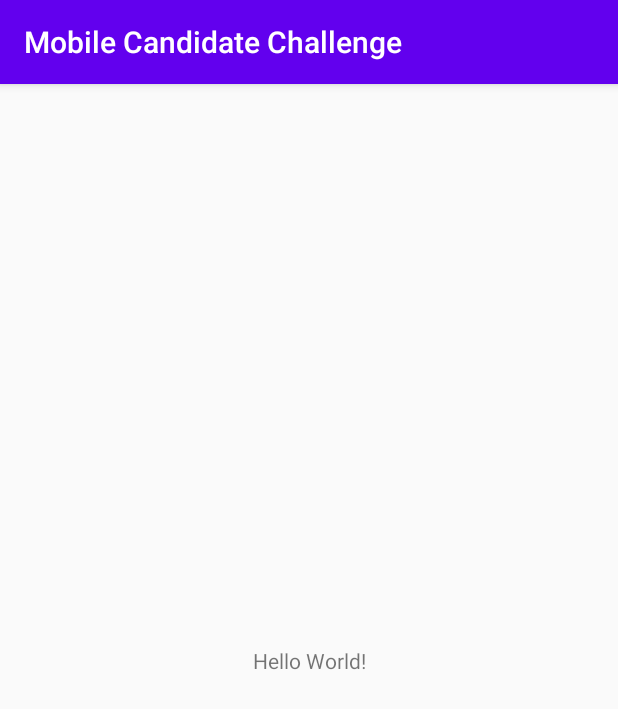
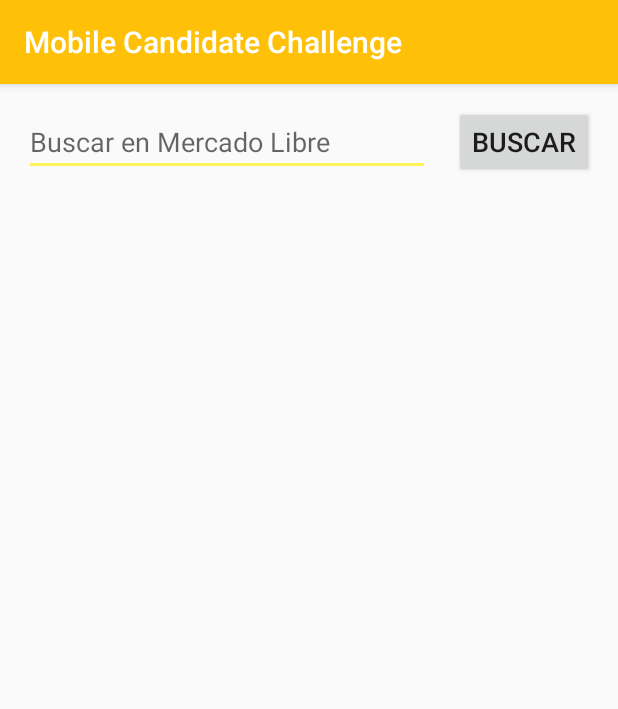
Before and after one commit to cobellisantiago/MobileCandidateChallenge, an Android app: the screen it shows after launch (MainActivity before the commit, SearchProductsActivity after it), on a phone screen of 412 x 824 dp. Shown: the top 709 px of the screen. Run offline under Robolectric (Android 15) with nearby library versions, the phone set to English and light mode, and no system bars.

Commit message:
Add feature search text from ML API

```diff
--- a/app/src/main/AndroidManifest.xml
+++ b/app/src/main/AndroidManifest.xml
@@ -9,7 +9,7 @@
         android:roundIcon="@mipmap/ic_launcher_round"
         android:supportsRtl="true"
         android:theme="@style/AppTheme">
-        <activity android:name=".MainActivity">
+        <activity android:name=".ui.SearchProductsActivity">
             <intent-filter>
                 <action android:name="android.intent.action.MAIN" />
 
@@ -18,4 +18,6 @@
         </activity>
     </application>
 
+    <uses-permission android:name="android.permission.INTERNET" />
+
 </manifest>
--- a/app/src/main/java/com/santiagocobelli/mobilecandidatechallenge/MainActivity.java
+++ /dev/null
@@ -1,14 +0,0 @@
-package com.santiagocobelli.mobilecandidatechallenge;
-
-import androidx.appcompat.app.AppCompatActivity;
-
-import android.os.Bundle;
-
-public class MainActivity extends AppCompatActivity {
-
-    @Override
-    protected void onCreate(Bundle savedInstanceState) {
-        super.onCreate(savedInstanceState);
-        setContentView(R.layout.activity_main);
-    }
-}
--- /dev/null
+++ b/app/src/main/java/com/santiagocobelli/mobilecandidatechallenge/ui/SearchProductsActivity.java
@@ -0,0 +1,63 @@
+package com.santiagocobelli.mobilecandidatechallenge.ui;
+
+import androidx.appcompat.app.AppCompatActivity;
+import androidx.recyclerview.widget.LinearLayoutManager;
+import androidx.recyclerview.widget.RecyclerView;
+
+
+import android.app.Application;
+import android.os.Bundle;
+import android.os.Handler;
+import android.os.Looper;
+import android.os.Message;
+import android.util.Log;
+import android.view.View;
+import android.widget.ArrayAdapter;
+import android.widget.EditText;
+import android.widget.ListView;
+
+import com.santiagocobelli.mobilecandidatechallenge.R;
+import com.santiagocobelli.mobilecandidatechallenge.domain.Product;
+import com.santiagocobelli.mobilecandidatechallenge.repositories.ProductRepository;
+
+import java.util.List;
+
+public class SearchProductsActivity extends AppCompatActivity {
+
+    List<Product> listaDataSet;
+    RecyclerView listViewProducts;
+    ProductRecyclerViewAdapter adapter;
+
+    @Override
+    protected void onCreate(Bundle savedInstanceState) {
+        super.onCreate(savedInstanceState);
+        setContentView(R.layout.activity_search_products);
+        listViewProducts = (RecyclerView) findViewById(R.id.listViewProducts);
+    }
+
+    public void OnClickBuscar(View view) {
+        EditText editText = (EditText) findViewById(R.id.editTextSearchText);
+        String searchText = editText.getText().toString();
+        ProductRepository.getInstance().getProducts(miHandler, searchText);
+    }
+
+    Handler miHandler = new Handler(Looper.myLooper()){
+        @Override
+        public void handleMessage(Message msg) {
+            Log.d("APP_2","Vuelve al handler " + msg.arg1);
+            listaDataSet = ProductRepository.getInstance().getProducts();
+            switch (msg.arg1 ){
+                case ProductRepository.GETTING_PRODUCTS:
+                    if(!listaDataSet.isEmpty()) {
+                        adapter = new ProductRecyclerViewAdapter(listaDataSet);
+                        listViewProducts.setAdapter(adapter);
+                        listViewProducts.setLayoutManager(new LinearLayoutManager(getApplicationContext()));
+                    }
+                    //TODO Buscar manera de que espere la respuesta para cargar la lista
+                    break;
+                case ProductRepository.ERROR_GETTING_PRODUCTS:
+                    break;
+            }
+        }
+    };
+}
--- a/app/src/main/res/layout/activity_main.xml
+++ /dev/null
@@ -1,18 +0,0 @@
-<?xml version="1.0" encoding="utf-8"?>
-<androidx.constraintlayout.widget.ConstraintLayout xmlns:android="http://schemas.android.com/apk/res/android"
-    xmlns:app="http://schemas.android.com/apk/res-auto"
-    xmlns:tools="http://schemas.android.com/tools"
-    android:layout_width="match_parent"
-    android:layout_height="match_parent"
-    tools:context=".MainActivity">
-
-    <TextView
-        android:layout_width="wrap_content"
-        android:layout_height="wrap_content"
-        android:text="Hello World!"
-        app:layout_constraintBottom_toBottomOf="parent"
-        app:layout_constraintLeft_toLeftOf="parent"
-        app:layout_constraintRight_toRightOf="parent"
-        app:layout_constraintTop_toTopOf="parent" />
-
-</androidx.constraintlayout.widget.ConstraintLayout>
--- /dev/null
+++ b/app/src/main/res/layout/activity_search_products.xml
@@ -0,0 +1,51 @@
+<?xml version="1.0" encoding="utf-8"?>
+<androidx.constraintlayout.widget.ConstraintLayout xmlns:android="http://schemas.android.com/apk/res/android"
+    xmlns:app="http://schemas.android.com/apk/res-auto"
+    xmlns:tools="http://schemas.android.com/tools"
+    android:layout_width="match_parent"
+    android:layout_height="match_parent"
+    tools:context=".ui.SearchProductsActivity">
+
+    <EditText
+        android:id="@+id/editTextSearchText"
+        android:layout_width="0dp"
+        android:layout_height="wrap_content"
+        android:layout_marginStart="16dp"
+        android:layout_marginTop="16dp"
+        android:hint="@string/searchTextHint"
+        android:inputType="textPersonName"
+        android:textSize="18sp"
+        app:layout_constraintEnd_toStartOf="@+id/buttonSearch"
+        app:layout_constraintHorizontal_bias="0.5"
+        app:layout_constraintStart_toStartOf="parent"
+        app:layout_constraintTop_toTopOf="parent" />
+
+    <Button
+        android:id="@+id/buttonSearch"
+        android:layout_width="wrap_content"
+        android:layout_height="wrap_content"
+        android:layout_marginStart="16dp"
+        android:layout_marginEnd="16dp"
+        android:onClick="OnClickBuscar"
+        android:text="@string/searchButton"
+        android:textSize="18sp"
+        app:layout_constraintBaseline_toBaselineOf="@+id/editTextSearchText"
+        app:layout_constraintEnd_toEndOf="parent"
+        app:layout_constraintHorizontal_bias="0.5"
+        app:layout_constraintStart_toEndOf="@+id/editTextSearchText" />
+
+    <androidx.recyclerview.widget.RecyclerView
+        android:id="@+id/listViewProducts"
+        android:layout_width="0dp"
+        android:layout_height="0dp"
+        android:layout_marginTop="10dp"
+        android:layout_marginBottom="1dp"
+        app:layout_constraintBottom_toBottomOf="parent"
+        app:layout_constraintEnd_toEndOf="parent"
+        app:layout_constraintHorizontal_bias="0.5"
+        app:layout_constraintStart_toStartOf="parent"
+        app:layout_constraintTop_toBottomOf="@+id/editTextSearchText" />
+
+
+
+</androidx.constraintlayout.widget.ConstraintLayout>
--- a/app/src/main/res/values/colors.xml
+++ b/app/src/main/res/values/colors.xml
@@ -1,6 +1,6 @@
 <?xml version="1.0" encoding="utf-8"?>
 <resources>
-    <color name="colorPrimary">#6200EE</color>
-    <color name="colorPrimaryDark">#3700B3</color>
-    <color name="colorAccent">#03DAC5</color>
+    <color name="colorPrimary">#FFC107</color>
+    <color name="colorPrimaryDark">#FFC107</color>
+    <color name="colorAccent">#fff159</color>
 </resources>
--- /dev/null
+++ b/app/src/main/res/values/dimens.xml
@@ -0,0 +1,4 @@
+<?xml version="1.0" encoding="utf-8"?>
+<resources>
+    <dimen name="text_margin">16dp</dimen>
+</resources>
--- a/app/src/main/res/values/strings.xml
+++ b/app/src/main/res/values/strings.xml
@@ -1,3 +1,5 @@
 <resources>
     <string name="app_name">Mobile Candidate Challenge</string>
+    <string name="searchTextHint">Buscar en Mercado Libre</string>
+    <string name="searchButton">Buscar</string>
 </resources>
```
Also changed, not shown: app/build.gradle (+9 -0 lines), app/src/main/java/com/santiagocobelli/mobilecandidatechallenge/domain/Product.java (added, +62 -0 lines), app/src/main/java/com/santiagocobelli/mobilecandidatechallenge/repositories/ProductRepository.java (added, +105 -0 lines), app/src/main/java/com/santiagocobelli/mobilecandidatechallenge/repositories/rest/ProductRest.java (added, +19 -0 lines), app/src/main/java/com/santiagocobelli/mobilecandidatechallenge/ui/ProductFragment.java (added, +72 -0 lines), app/src/main/java/com/santiagocobelli/mobilecandidatechallenge/ui/ProductRecyclerViewAdapter.java (added, +62 -0 lines), app/src/main/res/layout/fragment_product.xml (added, +37 -0 lines), app/src/main/res/layout/fragment_product_list.xml (added, +13 -0 lines), app/src/main/res/font/roboto_light.ttf (added), app/src/main/res/font/roboto_medium.ttf (added).
